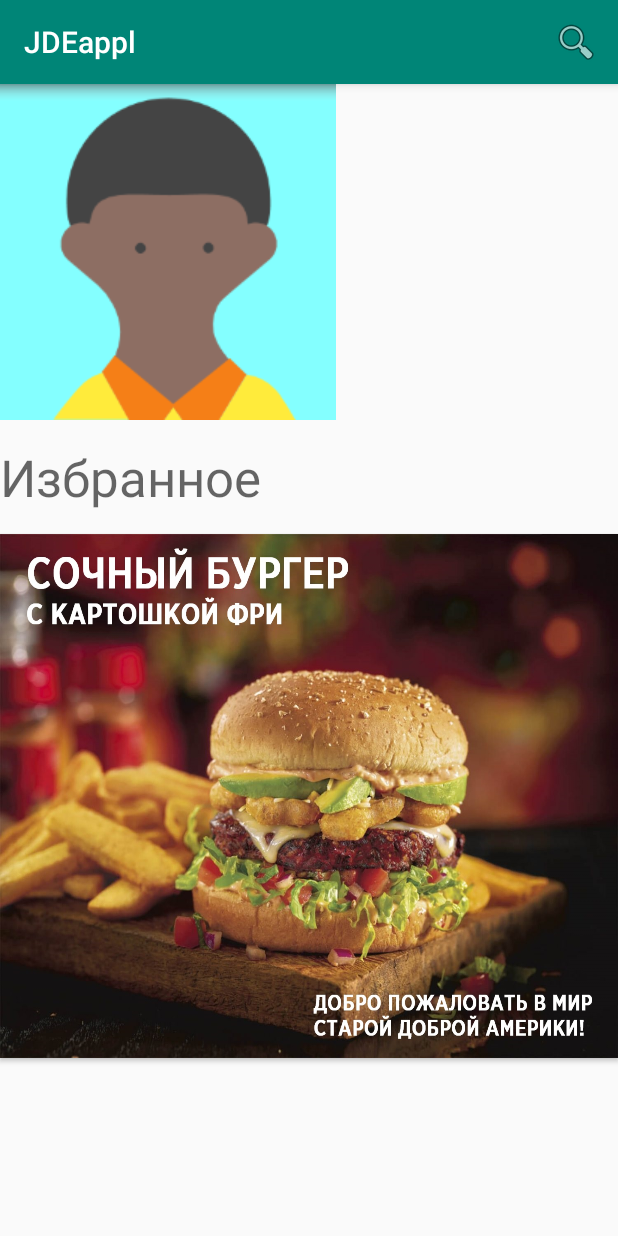
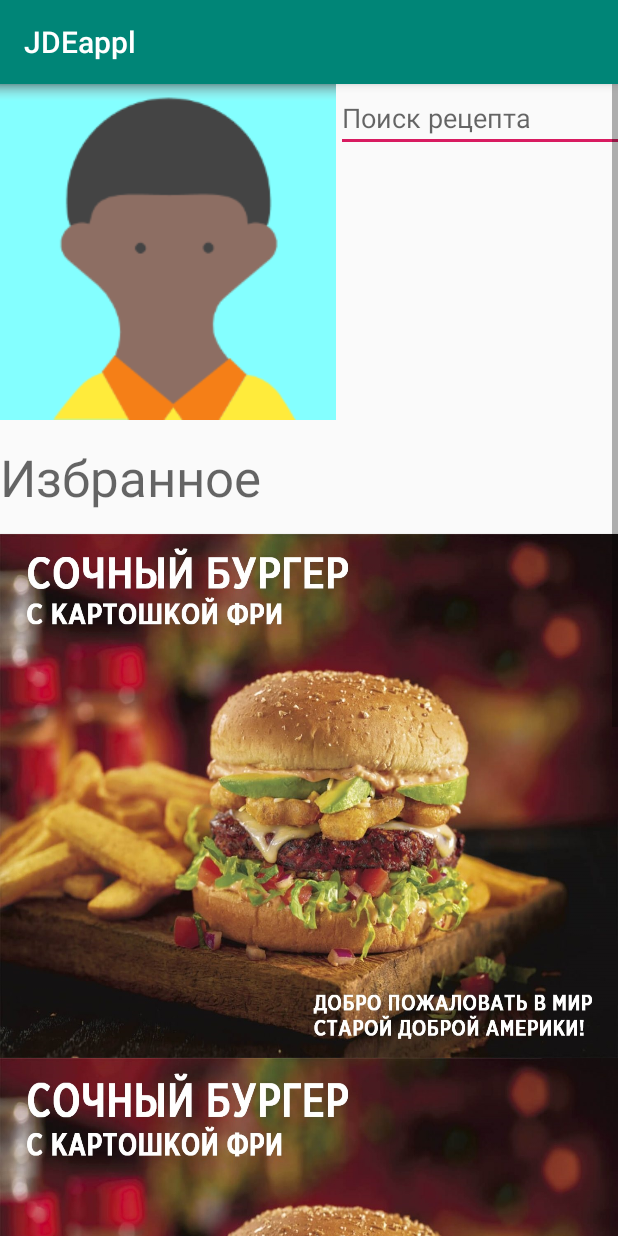
Before and after one commit to Dannysss/JDEappl, an Android app: the UserActivity screen opened directly, with no data from a screen before it, on a phone screen of 412 x 824 dp. Run offline under Robolectric (Android 15) with nearby library versions, the phone set to English and light mode, and no system bars.

Commit message:
New super commit. Our application has earned!

```diff
--- a/app/src/main/java/com/example/rdvor/jdeappl/MainActivity.java
+++ b/app/src/main/java/com/example/rdvor/jdeappl/MainActivity.java
@@ -9,11 +9,6 @@ import android.widget.ImageButton;
 import android.widget.TextView;
 
 public class MainActivity extends AppCompatActivity {
-
-    // Used to load the 'native-lib' library on application startup.
-    static {
-        System.loadLibrary("native-lib");
-    }
 
     @Override
     protected void onCreate(Bundle savedInstanceState) {
@@ -30,8 +25,6 @@ public class MainActivity extends AppCompatActivity {
         });
 
         TextView textView = findViewById(R.id.appName);
-        Typeface typeFace = Typeface.createFromAsset(getAssets(), "GothamCondensed-Bold.otf");
-        textView.setTypeface( typeFace );
     }
 
 
--- a/app/src/main/java/com/example/rdvor/jdeappl/UserActivity.java
+++ b/app/src/main/java/com/example/rdvor/jdeappl/UserActivity.java
@@ -15,7 +15,7 @@ import android.widget.ImageView;
 import android.widget.SearchView;
 import android.widget.TextView;
 
-public class UserActivity extends AppCompatActivity implements SearchView.OnQueryTextListener {
+public class UserActivity extends AppCompatActivity{
 
 
     @Override
@@ -26,10 +26,8 @@ public class UserActivity extends AppCompatActivity implements SearchView.OnQuer
         imageAvatar.setImageResource(R.drawable.avatar);
 
         TextView textView = findViewById(R.id.textElect);
-        Typeface typeFace = Typeface.createFromAsset(getAssets(), "fonts/GothamCondensed-Bold.otf");
-        textView.setTypeface( typeFace );
 
-        Button button = findViewById(R.id.buttonRecipe);
+        Button button = findViewById(R.id.buttonRecipeOne);
 
         button.setOnClickListener(new View.OnClickListener() {
             @Override
@@ -41,29 +39,4 @@ public class UserActivity extends AppCompatActivity implements SearchView.OnQuer
 
     }
 
-    @Override
-    public boolean onCreateOptionsMenu(Menu menu)
-    {
-        getMenuInflater().inflate( R.menu.menu_seacrh, menu );
-
-        MenuItem searchItem = menu.findItem( R.id.search );
-        SearchView searchView = (SearchView) MenuItemCompat.getActionView( searchItem );
-        searchView.setOnQueryTextListener( this );
-
-        return true;
-    }
-
-
-    @Override
-    public boolean onQueryTextSubmit(String query)
-    {
-        return false;
-    }
-
-    @Override
-    public boolean onQueryTextChange(String newText)
-    {
-        return false;
-    }
-
 }
--- a/app/src/main/res/layout/activity_user.xml
+++ b/app/src/main/res/layout/activity_user.xml
@@ -5,9 +5,8 @@
     android:id="@+id/scrollMain"
     android:layout_width="match_parent"
     android:layout_height="match_parent"
-    android:visibility="visible"
-    android:fillViewport="true">
-
+    android:fillViewport="true"
+    android:visibility="visible">
 
     <LinearLayout
 
@@ -15,14 +14,33 @@
         android:layout_height="wrap_content"
         android:orientation="vertical">
 
+        <TableLayout
+            android:layout_width="wrap_content"
+            android:layout_height="wrap_content">
+
+            <TableRow
+                android:layout_width="match_parent"
+                android:layout_height="match_parent">
+
                 <ImageView
                     android:id="@+id/imageAvatarId"
-            android:layout_width="wrap_content"
+                    android:layout_width="match_parent"
                     android:layout_height="wrap_content"
                     android:contentDescription="@string/app_name"
                     android:scaleType="matrix"
                     android:visibility="visible"
                     tools:srcCompat="@tools:sample/avatars[10]" />
+
+                <EditText
+                    android:id="@+id/searchRecipe"
+                    android:layout_width="227dp"
+                    android:layout_height="wrap_content"
+                    android:ems="10"
+                    android:hint="@string/search"
+                    android:inputType="textPersonName" />
+
+
+            </TableRow>
 
             <TextView
                 android:id="@+id/textElect"
@@ -34,11 +52,26 @@
                 android:textAppearance="@style/TextAppearance.AppCompat.Display1" />
 
             <Button
-            android:id="@+id/buttonRecipe"
+                android:id="@+id/buttonRecipeOne"
                 android:layout_width="match_parent"
                 android:layout_height="349dp"
                 android:background="@drawable/burgers" />
 
+            <Button
+                android:id="@+id/buttonRecipeTwo"
+                android:layout_width="match_parent"
+                android:layout_height="377dp"
+                android:background="@drawable/burgers" />
+
+            <Button
+                android:id="@+id/buttonRecipeThree"
+                android:layout_width="match_parent"
+                android:layout_height="349dp"
+                android:background="@drawable/burgers" />
+
+
+        </TableLayout>
+
     </LinearLayout>
 
 </ScrollView>
--- a/app/src/main/res/menu/menu_seacrh.xml
+++ /dev/null
@@ -1,8 +0,0 @@
-<menu xmlns:android="http://schemas.android.com/apk/res/android"
-    xmlns:app="http://schemas.android.com/apk/res-auto">
-    <item android:id="@+id/search"
-        android:title="@string/search"
-        android:icon="@android:drawable/ic_menu_search"
-        app:showAsAction="collapseActionView|ifRoom"
-        app:actionViewClass="android.support.v7.widget.SearchView" />
-</menu>
```
Lines whose indentation alone changed are shown as unchanged.
